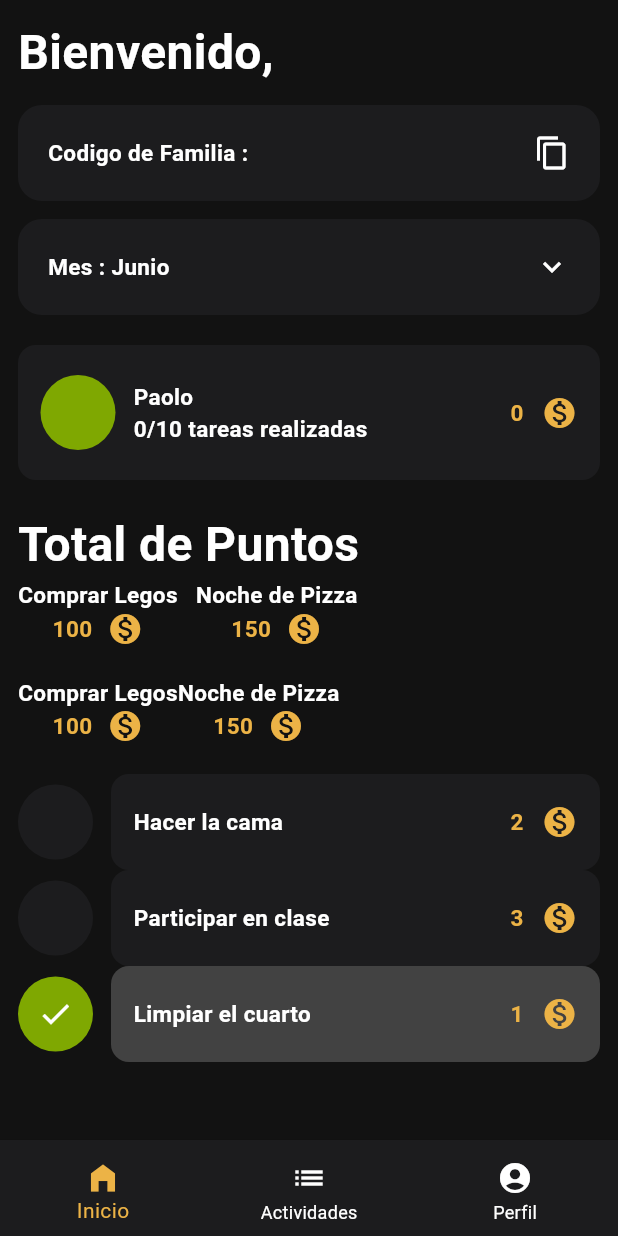
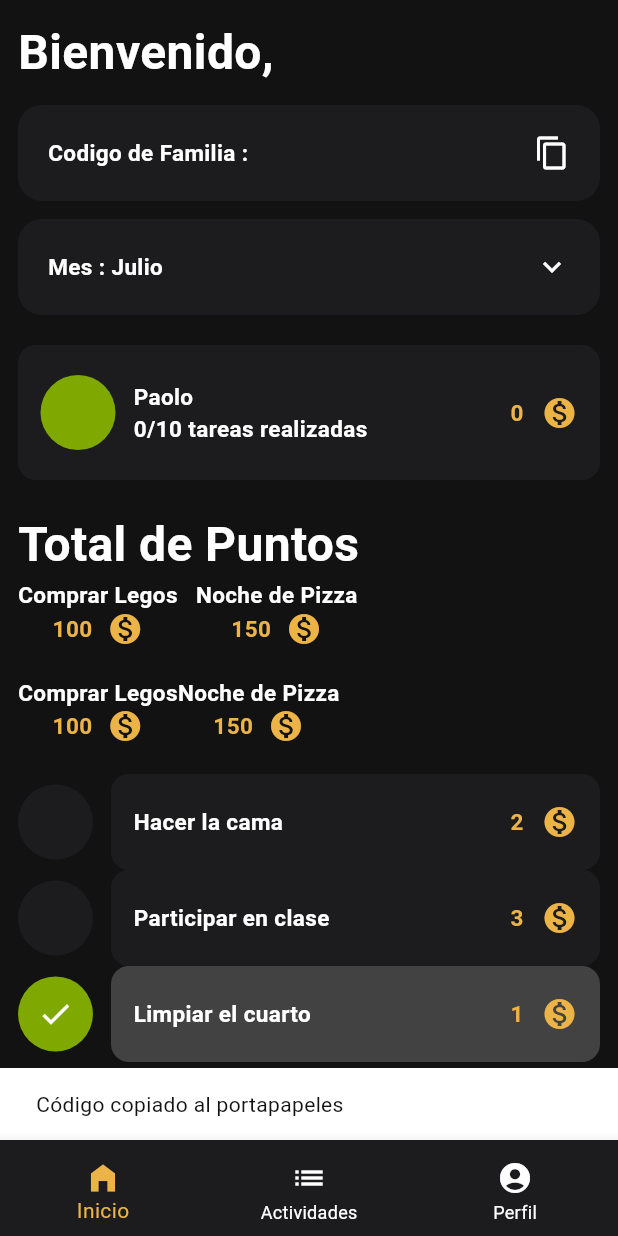
Before and after one commit to malvab11/flutter-tasks-points-app, a Flutter app: the MainScreen screen opened directly, after a tap on "Codigo de Familia :", on a phone screen of 412 x 824 dp. Run offline on Flutter 3.47's test engine with Material 3 defaults, Android fonts, the light colour scheme and no system bars; our stand-ins replace cloud_firestore, firebase_auth, firebase_core, get_it, google_sign_in; accounts and stored records are empty.

Commit message:
Se agrego la funcionalidad de filtrado por meses

```diff
--- a/lib/di/service_locator.dart
+++ b/lib/di/service_locator.dart
@@ -17,6 +17,7 @@ import 'package:mission_up/domain/usecases/task_types/create_tasks_types_usecase
 import 'package:mission_up/domain/usecases/task_types/get_tasks_types_usecase.dart';
 import 'package:mission_up/domain/usecases/task_types/update_task_types_usecase.dart';
 import 'package:mission_up/ui/viewmodels/home/create_activities_viewmodel.dart';
+import 'package:mission_up/ui/viewmodels/home/init_viewmodel.dart';
 import 'package:mission_up/ui/viewmodels/home/main_viewmodel.dart';
 import 'package:mission_up/ui/viewmodels/home/activities_viewmodel.dart';
 import 'package:mission_up/ui/viewmodels/home/profile_viewmodel.dart';
@@ -64,6 +65,7 @@ void initServiceLocator() {
     ),
   );
   di.registerFactory(() => MainViewmodel(di<GetCurrentUserUseCase>()));
+  di.registerFactory(() => InitViewmodel());
   di.registerFactory(
     () => ActivitiesViewModel(
       di<GetTasksTypesUsecase>(),
--- a/lib/ui/screens/home/init/init_screen.dart
+++ b/lib/ui/screens/home/init/init_screen.dart
@@ -1,5 +1,9 @@
 import 'package:flutter/material.dart';
+import 'package:flutter/services.dart';
+import 'package:mission_up/di/service_locator.dart';
+import 'package:mission_up/ui/viewmodels/home/init_viewmodel.dart';
 import 'package:mission_up/ui/widgets/common_activity_card.dart';
+import 'package:provider/provider.dart';
 
 import '../../../../core/constants/activities_constants.dart';
 import '../../../styles/text_styles.dart';
@@ -11,15 +15,27 @@ class InitScreen extends StatelessWidget {
 
   @override
   Widget build(BuildContext context) {
-    final searchController = TextEditingController();
+    return ChangeNotifierProvider(
+      create: (_) => di<InitViewmodel>(),
+      child: _InitScreenBody(user: user, code: code),
+    );
+  }
+}
 
+class _InitScreenBody extends StatelessWidget {
+  final String user;
+  final String code;
+  const _InitScreenBody({required this.user, required this.code});
+
+  @override
+  Widget build(BuildContext context) {
     return SingleChildScrollView(
       child: Padding(
         padding: const EdgeInsets.all(12.0),
         child: Column(
           crossAxisAlignment: CrossAxisAlignment.start,
           children: [
-            _InitHeader(controller: searchController, user: user, code: code),
+            _InitHeader(user: user, code: code),
             const SizedBox(height: 20),
             _UsersSection(),
             const SizedBox(height: 20),
@@ -36,18 +52,14 @@ class InitScreen extends StatelessWidget {
 }
 
 class _InitHeader extends StatelessWidget {
-  final TextEditingController controller;
   final String user;
   final String code;
 
-  const _InitHeader({
-    required this.controller,
-    required this.user,
-    required this.code,
-  });
+  const _InitHeader({required this.user, required this.code});
 
   @override
   Widget build(BuildContext context) {
+    final viewModel = context.watch<InitViewmodel>();
     return Column(
       crossAxisAlignment: CrossAxisAlignment.start,
       children: [
@@ -56,13 +68,54 @@ class _InitHeader extends StatelessWidget {
         CommonCard(
           text: 'Codigo de Familia : $code',
           icon: Icons.copy,
-          onTap: () {},
+          onTap: () {
+            Clipboard.setData(ClipboardData(text: code));
+            ScaffoldMessenger.of(context).showSnackBar(
+              SnackBar(
+                content: const Text('Código copiado al portapapeles'),
+                duration: const Duration(seconds: 2),
+              ),
+            );
+          },
         ),
         const SizedBox(height: 12),
         CommonCard(
-          text: 'Mes : Junio',
+          text: 'Mes : ${viewModel.selectedMonth}',
           icon: Icons.keyboard_arrow_down_sharp,
-          onTap: () {},
+          onTap: () async {
+            final selected = await showDialog<String>(
+              context: context,
+              builder: (_) {
+                return AlertDialog(
+                  title: const Text('Mes'),
+                  content: SizedBox(
+                    height: 180,
+                    width: double.maxFinite,
+                    child: Scrollbar(
+                      thumbVisibility: true,
+                      radius: const Radius.circular(6),
+                      thickness: 4,
+                      child: ListView(
+                        children:
+                            viewModel.monthsList.map((type) {
+                              return ListTile(
+                                title: Text(type),
+                                onTap: () {
+                                  Navigator.of(context).pop(type);
+                                },
+                              );
+                            }).toList(),
+                      ),
+                    ),
+                  ),
+                );
+              },
+            );
+
+            if (selected != null) {
+              viewModel.setSelectedMonth(selected);
+            }
+          },
         ),
       ],
     );
--- a/lib/ui/screens/home/profile/profile_screen.dart
+++ b/lib/ui/screens/home/profile/profile_screen.dart
@@ -1,6 +1,5 @@
 import 'package:flutter/material.dart';
 import 'package:mission_up/di/service_locator.dart';
-import 'package:mission_up/ui/routes/app_routes.dart';
 import 'package:mission_up/ui/styles/app_colors.dart';
 import 'package:mission_up/ui/styles/text_styles.dart';
 import 'package:mission_up/ui/viewmodels/home/profile_viewmodel.dart';
--- /dev/null
+++ b/lib/ui/viewmodels/home/init_viewmodel.dart
@@ -0,0 +1,35 @@
+import 'package:flutter/widgets.dart';
+
+class InitViewmodel extends ChangeNotifier {
+  InitViewmodel() {
+    final now = DateTime.now();
+    _selectedMonth = _monthsList[now.month - 1];
+  }
+
+  //Variables
+  String _selectedMonth = '';
+  final List<String> _monthsList = [
+    'Enero',
+    'Febrero',
+    'Marzo',
+    'Abril',
+    'Mayo',
+    'Junio',
+    'Julio',
+    'Agosto',
+    'Septiembre',
+    'Octubre',
+    'Noviembre',
+    'Diciembre',
+  ];
+
+  //Getters
+  String get selectedMonth => _selectedMonth;
+  List<String> get monthsList => _monthsList;
+
+  //Funciones
+  void setSelectedMonth(String month) {
+    _selectedMonth = month;
+    notifyListeners();
+  }
+}
```
